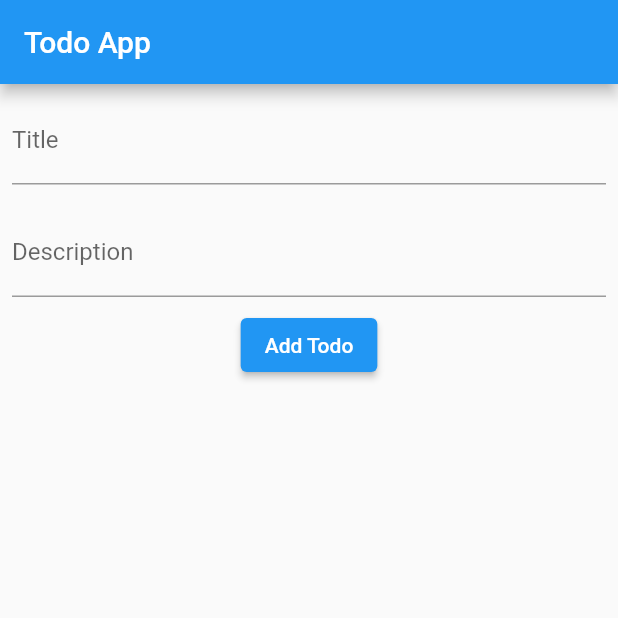
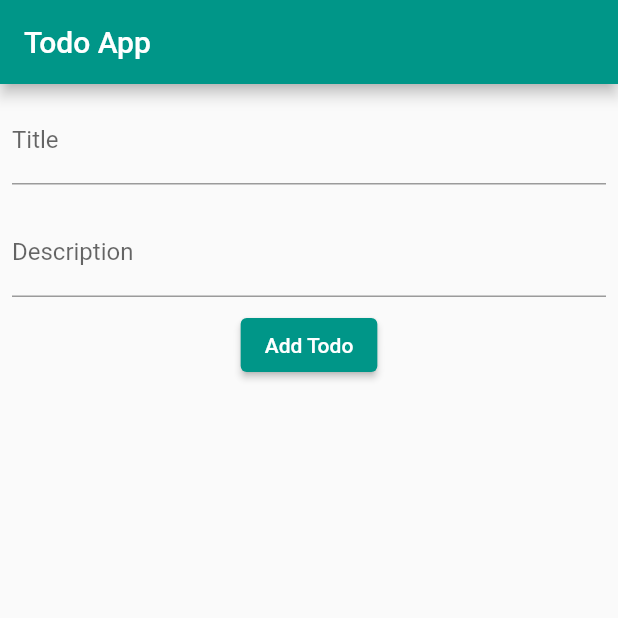
Before and after one commit to Enisco/todo_app, a Flutter app: the screen it shows after launch, on a phone screen of 412 x 824 dp, the top half of it. Run offline on Flutter 3.47's test engine with Material 2 defaults, Android fonts, the phone set to English and light mode, and no system bars; our stand-ins replace flutter_bloc.

Commit message:
implemented bloc

```diff
--- a/lib/todo_app.dart
+++ b/lib/todo_app.dart
@@ -9,6 +9,9 @@ class TodoApp extends StatelessWidget {
   @override
   Widget build(BuildContext context) {
     return MaterialApp(
+      theme: ThemeData(
+        primaryColor: Colors.teal,
+      ),
       home: BlocProvider(
         create: (context) => TodoBloc(),
         child: TodoScreen(),
@@ -30,6 +33,7 @@ class TodoScreen extends StatelessWidget {
     return Scaffold(
       appBar: AppBar(
         title: const Text('Todo App'),
+        backgroundColor: Colors.teal,
       ),
       body: Column(
         children: [
@@ -52,6 +56,9 @@ class TodoScreen extends StatelessWidget {
             ),
           ),
           ElevatedButton(
+            style: ElevatedButton.styleFrom(
+              backgroundColor: Colors.teal,
+            ),
             onPressed: () {
               Todo newTodo = Todo(
                 title: _titleController.text,
```
